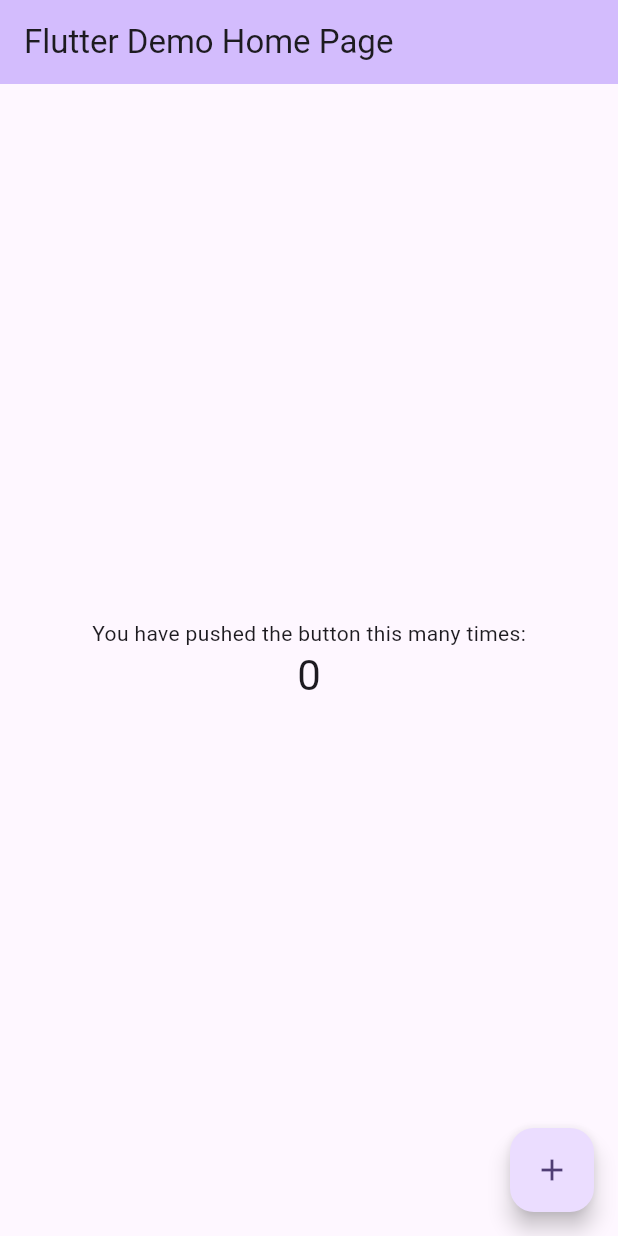
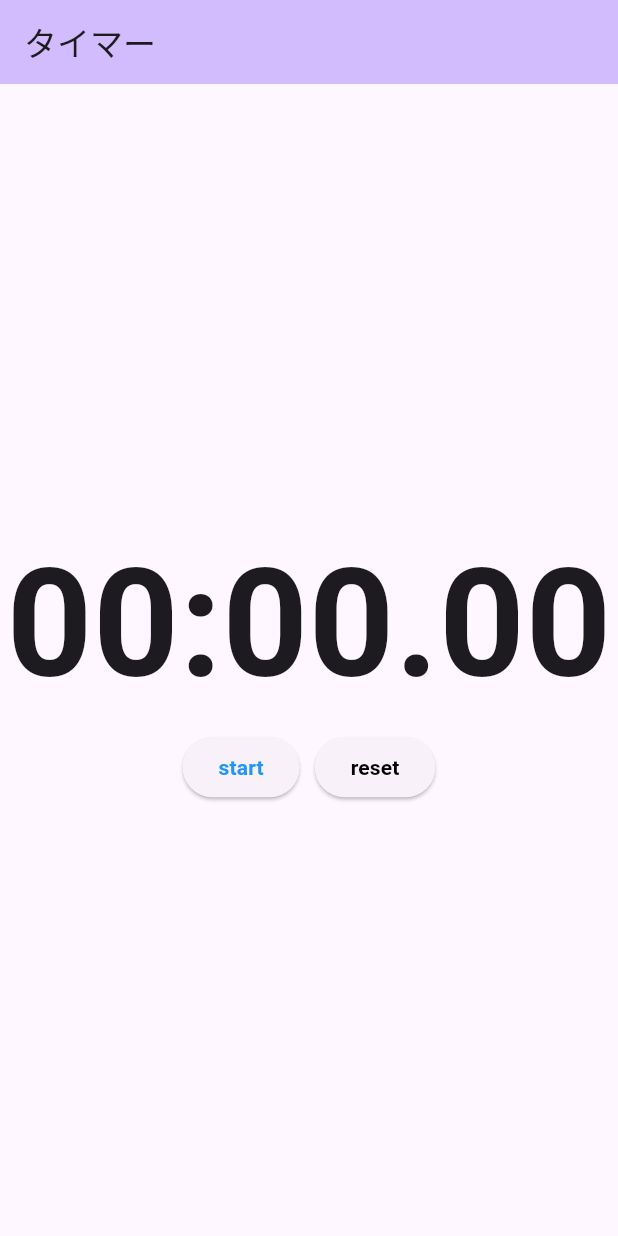
Before and after one commit to yambaru-hackathon/yoshimi_naru_homework, a Flutter app: the screen it shows after launch, on a phone screen of 412 x 824 dp. Run offline on Flutter 3.47's test engine with Material 3 defaults, Android fonts, the phone set to English and light mode, and no system bars.

Commit message:
Intial commit

```diff
--- a/lib/main.dart
+++ b/lib/main.dart
@@ -1,4 +1,7 @@
+import 'dart:async';
+
 import 'package:flutter/material.dart';
+import 'package:test/next_page.dart';
 
 void main() {
   runApp(const MyApp());
@@ -7,46 +10,21 @@ void main() {
 class MyApp extends StatelessWidget {
   const MyApp({super.key});
 
-  // This widget is the root of your application.
   @override
   Widget build(BuildContext context) {
     return MaterialApp(
       title: 'Flutter Demo',
       theme: ThemeData(
-        // This is the theme of your application.
-        //
-        // TRY THIS: Try running your application with "flutter run". You'll see
-        // the application has a purple toolbar. Then, without quitting the app,
-        // try changing the seedColor in the colorScheme below to Colors.green
-        // and then invoke "hot reload" (save your changes or press the "hot
-        // reload" button in a Flutter-supported IDE, or press "r" if you used
-        // the command line to start the app).
-        //
-        // Notice that the counter didn't reset back to zero; the application
-        // state is not lost during the reload. To reset the state, use hot
-        // restart instead.
-        //
-        // This works for code too, not just values: Most code changes can be
-        // tested with just a hot reload.
         colorScheme: ColorScheme.fromSeed(seedColor: Colors.deepPurple),
         useMaterial3: true,
       ),
-      home: const MyHomePage(title: 'Flutter Demo Home Page'),
+      home: const MyHomePage(title: 'タイマー'),
     );
   }
 }
 
 class MyHomePage extends StatefulWidget {
   const MyHomePage({super.key, required this.title});
-
-  // This widget is the home page of your application. It is stateful, meaning
-  // that it has a State object (defined below) that contains fields that affect
-  // how it looks.
-
-  // This class is the configuration for the state. It holds the values (in this
-  // case the title) provided by the parent (in this case the App widget) and
-  // used by the build method of the State. Fields in a Widget subclass are
-  // always marked "final".
 
   final String title;
 
@@ -55,71 +33,110 @@ class MyHomePage extends StatefulWidget {
 }
 
 class _MyHomePageState extends State<MyHomePage> {
-  int _counter = 0;
 
-  void _incrementCounter() {
-    setState(() {
-      // This call to setState tells the Flutter framework that something has
-      // changed in this State, which causes it to rerun the build method below
-      // so that the display can reflect the updated values. If we changed
-      // _counter without calling setState(), then the build method would not be
-      // called again, and so nothing would appear to happen.
-      _counter++;
-    });
+  double _second = 0;
+  int _minute = 0;
+  Timer? _timer;
+  bool _isRunning = false;
+
+  @override
+  void initState() {
+    // TODO: implement initState
+    super.initState();
   }
 
   @override
   Widget build(BuildContext context) {
-    // This method is rerun every time setState is called, for instance as done
-    // by the _incrementCounter method above.
-    //
-    // The Flutter framework has been optimized to make rerunning build methods
-    // fast, so that you can just rebuild anything that needs updating rather
-    // than having to individually change instances of widgets.
     return Scaffold(
       appBar: AppBar(
-        // TRY THIS: Try changing the color here to a specific color (to
-        // Colors.amber, perhaps?) and trigger a hot reload to see the AppBar
-        // change color while the other colors stay the same.
         backgroundColor: Theme.of(context).colorScheme.inversePrimary,
-        // Here we take the value from the MyHomePage object that was created by
-        // the App.build method, and use it to set our appbar title.
         title: Text(widget.title),
       ),
       body: Center(
-        // Center is a layout widget. It takes a single child and positions it
-        // in the middle of the parent.
         child: Column(
-          // Column is also a layout widget. It takes a list of children and
-          // arranges them vertically. By default, it sizes itself to fit its
-          // children horizontally, and tries to be as tall as its parent.
-          //
-          // Column has various properties to control how it sizes itself and
-          // how it positions its children. Here we use mainAxisAlignment to
-          // center the children vertically; the main axis here is the vertical
-          // axis because Columns are vertical (the cross axis would be
-          // horizontal).
-          //
-          // TRY THIS: Invoke "debug painting" (choose the "Toggle Debug Paint"
-          // action in the IDE, or press "p" in the console), to see the
-          // wireframe for each widget.
           mainAxisAlignment: MainAxisAlignment.center,
-          children: <Widget>[
-            const Text(
-              'You have pushed the button this many times:',
+          children: [
+            Text(
+              _minute.toString().padLeft(2, '0') + ':' + _second.toStringAsFixed(2).padLeft(5,'0'),
+              style: TextStyle(
+                fontSize: 100,
+                fontWeight: FontWeight.bold,
+              ),
             ),
-            Text(
-              '$_counter',
-              style: Theme.of(context).textTheme.headlineMedium,
+            Row(
+              mainAxisAlignment: MainAxisAlignment.center,
+              children: [
+                ElevatedButton(
+                  onPressed: () {
+                    toggleTimer();
+                  },
+                  child: Text(
+                    _isRunning ? 'stop' : 'start',
+                    style: TextStyle(
+                      color: _isRunning ? Colors.red : Colors.blue,
+                      fontWeight: FontWeight.bold,
+                    ),
+                  ),
+                ),
+                const SizedBox(width: 10),
+                ElevatedButton(
+                  onPressed: () {
+                    resetTimer();
+                  },
+                  child: Text(
+                    'reset',
+                    style: TextStyle(
+                      color: Colors.black,
+                      fontWeight: FontWeight.bold,
+                    ),
+                    ),
+                  ),
+              ],
             ),
           ],
         ),
       ),
-      floatingActionButton: FloatingActionButton(
-        onPressed: _incrementCounter,
-        tooltip: 'Increment',
-        child: const Icon(Icons.add),
-      ), // This trailing comma makes auto-formatting nicer for build methods.
     );
   }
+
+  void toggleTimer(){
+    if (_isRunning) {
+      _timer?.cancel();
+    }
+    else{
+      _timer = Timer.periodic(
+        const Duration(milliseconds: 10),
+        (timer) {
+          setState(() {
+            _second+=0.01;
+            _second=double.parse(_second.toStringAsFixed(2));
+          });
+        // if(_second == 10){
+        //   resetTimer();
+        //   Navigator.push(
+        //     context,
+        //     MaterialPageRoute(builder: (context) => NextPage()),
+        //   );
+        // }
+        if(_second == 60){
+          setState(() {
+            _second = 0;
+            _minute++;
+          });
+        }
+        }
+      );
+    }
+    setState(() {
+      _isRunning = !_isRunning;
+    });
+  }
+  void resetTimer(){
+    _timer?.cancel();
+    setState(() {
+      _second = 0;
+      _minute = 0;
+      _isRunning = false;
+    });
+  }
 }
```
Also changed, not shown: lib/next_page.dart (added, +23 -0 lines).
